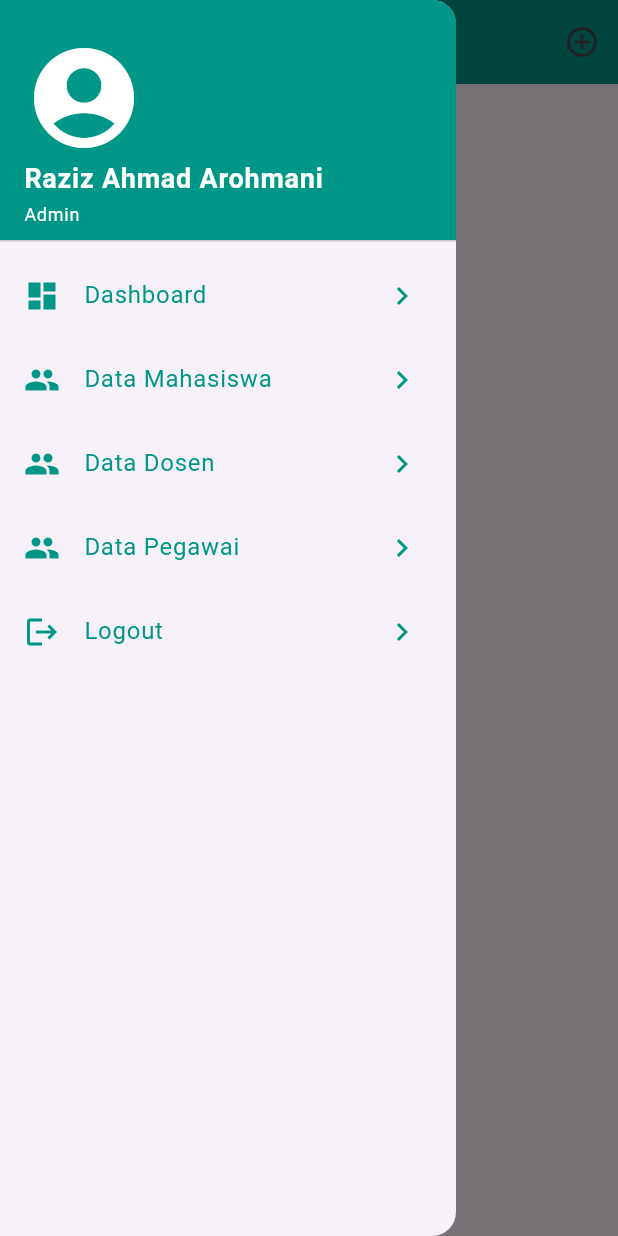
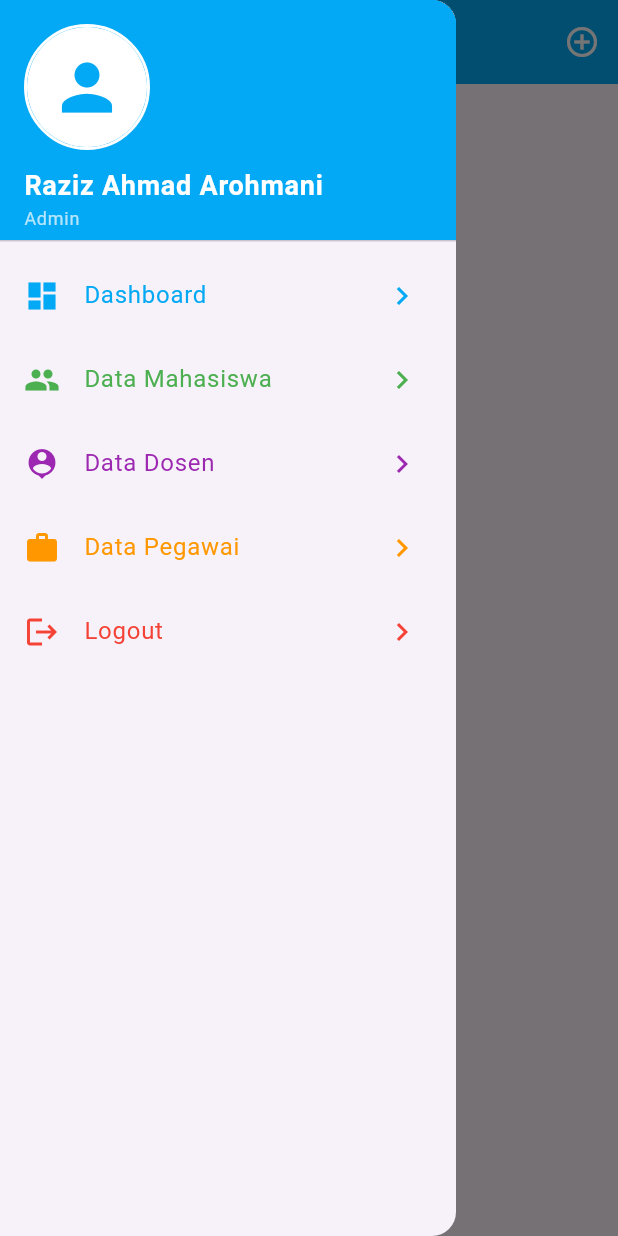
Before and after one commit to razizzahmad/newMobile, a Flutter app: the DashboardAdmin screen opened directly, with the side drawer open, on a phone screen of 412 x 824 dp. Run offline on Flutter 3.47's test engine with Material 3 defaults, Android fonts, the phone set to English and light mode, and no system bars; our stand-ins replace cloud_firestore, firebase_auth, firebase_core, get, google_sign_in; accounts and stored records are empty.

Commit message:
new home view dan pegawai update

```diff
--- a/lib/app/modules/home/views/home_view.dart
+++ b/lib/app/modules/home/views/home_view.dart
@@ -57,16 +57,18 @@ class _DashboardAdminState extends State<DashboardAdmin> {
     return Scaffold(
       drawer: drawer(),
       appBar: AppBar(
-        backgroundColor: Colors.teal,
+        backgroundColor: Colors.lightBlue,
         titleSpacing: 0,
-        title: Text(_fragment[_index]['title']),
+        title: Text(
+          _fragment[_index]['title'],
+          style: TextStyle(color: Colors.white, fontWeight: FontWeight.bold),
+        ),
         actions: [
           IconButton(
             onPressed: () => Get.to(_fragment[_index]['add']),
-            icon: Icon(Icons.add_circle_outline),
+            icon: Icon(Icons.add_circle_outline, color: Colors.white),
           )
         ],
-
       ),
       body: _fragment[_index]['view'],
     );
@@ -78,94 +80,110 @@ class _DashboardAdminState extends State<DashboardAdmin> {
         children: [
           DrawerHeader(
             decoration: BoxDecoration(
-              color: Colors.teal,
+              color: Colors.lightBlue,
             ),
             child: Column(
               mainAxisAlignment: MainAxisAlignment.end,
               crossAxisAlignment: CrossAxisAlignment.start,
               children: [
-                Icon(
-                  Icons.account_circle,
-                  size: 80,
-                  color: Colors.white,
+                Container(
+                  decoration: BoxDecoration(
+                    shape: BoxShape.circle,
+                    border: Border.all(color: Colors.white, width: 2),
+                  ),
+                  child: CircleAvatar(
+                    radius: 40,
+                    backgroundColor: Colors.white,
+                    child: Icon(
+                      Icons.person,
+                      size: 50,
+                      color: Colors.lightBlue,
+                    ),
+                  ),
                 ),
+                SizedBox(height: 10),
                 Text(
                   "Raziz Ahmad Arohmani",
                   style: TextStyle(
-                      fontSize: 18,
-                      fontWeight: FontWeight.bold,
-                      color: Colors.white),
-                ),
-                SizedBox(
-                  height: 2,
+                    fontSize: 18,
+                    fontWeight: FontWeight.bold,
+                    color: Colors.white,
+                  ),
                 ),
                 Text(
                   'Admin',
                   style: TextStyle(
                     fontSize: 12,
-                    color: Colors.white,
+                    color: Colors.white70,
                   ),
                 ),
               ],
             ),
           ),
-          ListTile(
-            onTap: () {
-              setState(() => _index = 0);
-              Get.back();
-            },
-            leading: Icon(Icons.dashboard),
-            title: Text('Dashboard'),
-            trailing: Icon(Icons.navigate_next),
-            iconColor: Colors.teal,
-            textColor: Colors.teal,
+          _buildDrawerItem(
+            index: 0,
+            icon: Icons.dashboard,
+            title: 'Dashboard',
+            color: Colors.lightBlue,
           ),
-          ListTile(
-            onTap: () {
-              setState(() => _index = 1);
-              Get.back();
-            },
-            leading: Icon(Icons.people),
-            title: Text('Data Mahasiswa'),
-            trailing: Icon(Icons.navigate_next),
-            iconColor: Colors.teal,
-            textColor: Colors.teal,
+          _buildDrawerItem(
+            index: 1,
+            icon: Icons.people,
+            title: 'Data Mahasiswa',
+            color: Colors.green,
           ),
-          ListTile(
-            onTap: () {
-              setState(() => _index = 2);
-              Get.back();
-            },
-            leading: Icon(Icons.people),
-            title: Text('Data Dosen'),
-            trailing: Icon(Icons.navigate_next),
-            iconColor: Colors.teal,
-            textColor: Colors.teal,
+          _buildDrawerItem(
+            index: 2,
+            icon: Icons.person_pin,
+            title: 'Data Dosen',
+            color: Colors.purple,
           ),
-          ListTile(
-            onTap: () {
-              setState(() => _index = 3);
-              Get.back();
-            },
-            leading: Icon(Icons.people),
-            title: Text('Data Pegawai'),
-            trailing: Icon(Icons.navigate_next),
-            iconColor: Colors.teal,
-            textColor: Colors.teal,
+          _buildDrawerItem(
+            index: 3,
+            icon: Icons.work,
+            title: 'Data Pegawai',
+            color: Colors.orange,
           ),
-          ListTile(
+          _buildDrawerItem(
+            index: -1,
+            icon: Icons.logout,
+            title: 'Logout',
+            color: Colors.red,
             onTap: () {
               Get.back();
               cAuth.logout();
             },
-            leading: Icon(Icons.logout),
-            title: Text('Logout'),
-            trailing: Icon(Icons.navigate_next),
-            iconColor: Colors.teal,
-            textColor: Colors.teal,
           ),
         ],
       ),
     );
   }
+
+  Widget _buildDrawerItem({
+    required int index,
+    required IconData icon,
+    required String title,
+    required Color color,
+    VoidCallback? onTap,
+  }) {
+    return ListTile(
+      onTap: onTap ??
+          () {
+            setState(() => _index = index);
+            Get.back();
+          },
+      leading: Icon(
+        icon,
+        color: color,
+      ),
+      title: Text(
+        title,
+        style: TextStyle(color: color),
+      ),
+      trailing: Icon(
+        Icons.navigate_next,
+        color: color,
+      ),
+    );
+  }
 }
```
Also changed, not shown: lib/app/modules/pegawai/views/pegawai_update_view.dart (line endings or trailing spaces).
